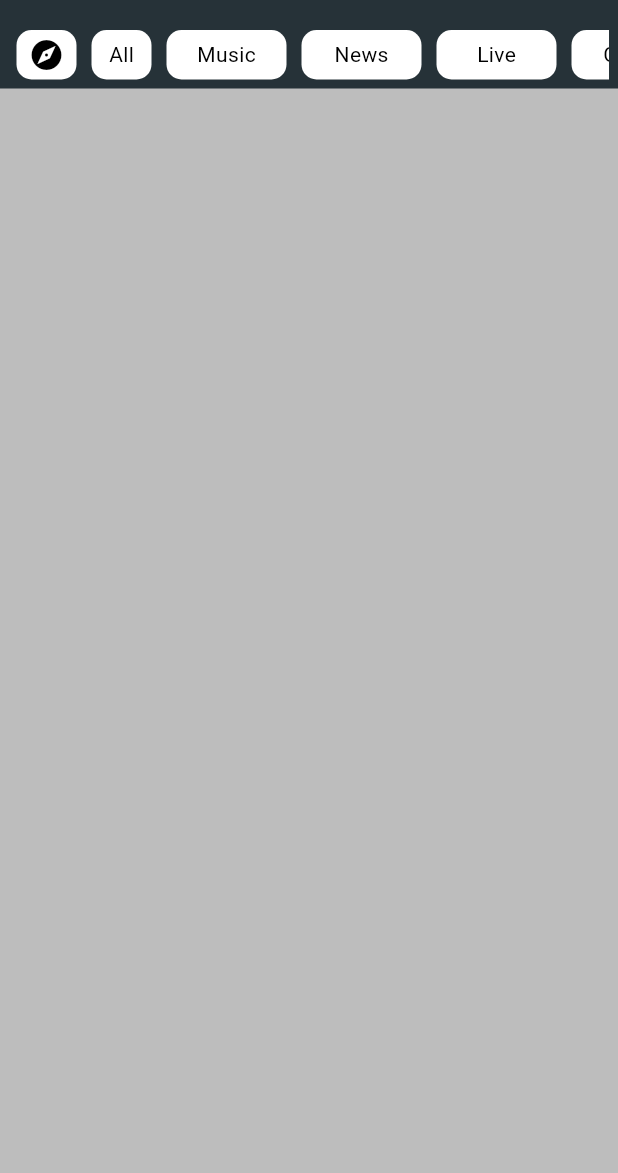
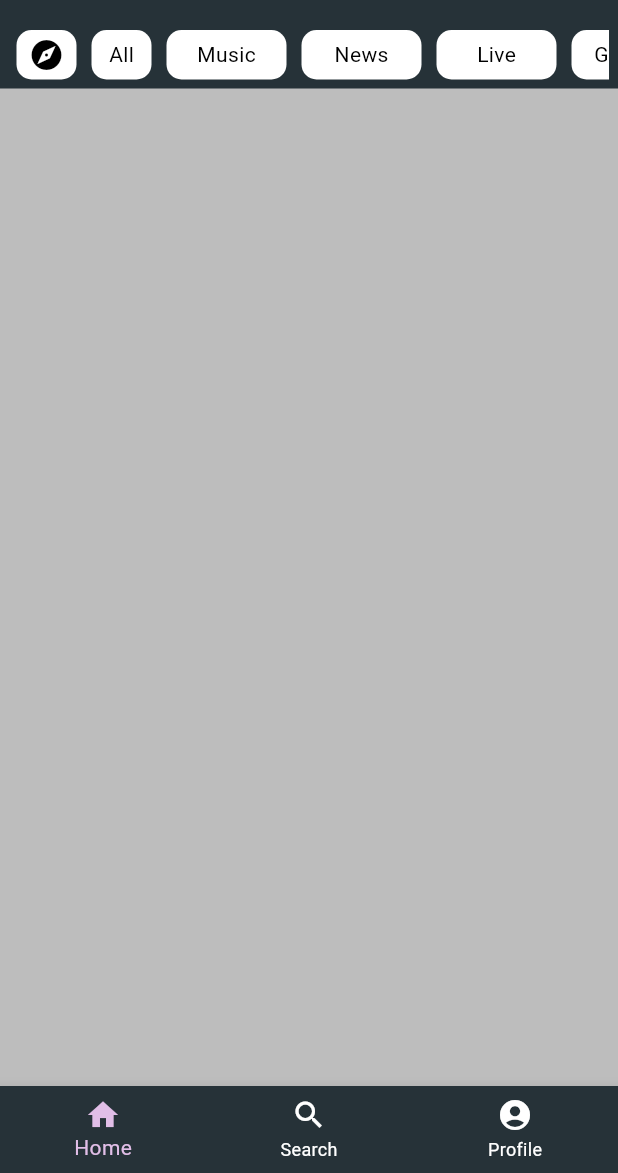
Before and after one commit to Puriice/ourtube, a Flutter app: the screen it shows after launch, on a phone screen of 412 x 824 dp, the part 63-1236 px from its top. Run offline on Flutter 3.47's test engine with Material 3 defaults, Android fonts, the phone set to English and light mode, and no system bars.

Commit message:
create layout buttom nav bar

```diff
--- a/lib/main.dart
+++ b/lib/main.dart
@@ -1,6 +1,7 @@
 import 'package:flutter/material.dart';
+import 'top_bar.dart';
+import 'second_top_bar.dart';
 import 'nav_bar.dart';
-import 'custom_nav_bar.dart'; // Import ContentContainer from separate file
 
 void main() {
   runApp(const MainApp());
@@ -18,22 +19,21 @@ class MainApp extends StatelessWidget {
       'Music',
       'News',
       'Live',
-      'Game',
-      'Cartoon'
+      'Gaming',
+      'Sport'
     ];
     List<double> sizes = [40, 40, 80, 80, 80, 80, 80];
+    const Color textColor = Colors.white;
+    var backgroundColor = Colors.blueGrey[900];
 
     return MaterialApp(
       title: appTitle,
+      debugShowCheckedModeBanner: false,
       home: Scaffold(
         backgroundColor: Colors.grey[400],
-        appBar: MyAppBar(
-          title: appTitle,
-        ),
-        body: ContentContainer(
-          titles: titles,
-          sizes: sizes,
-        ),
+        appBar: FirstTopBar(title: appTitle, color: textColor, bgColor:backgroundColor),
+        body: SecondTopBar(titles: titles, sizes: sizes, color: textColor, bgColor:backgroundColor),
+        bottomNavigationBar: NavBar(color: textColor, bgColor:backgroundColor),
       ),
     );
   }
--- a/lib/nav_bar.dart
+++ b/lib/nav_bar.dart
@@ -1,55 +1,36 @@
 import 'package:flutter/material.dart';
 
-class MyAppBar extends StatelessWidget implements PreferredSizeWidget {
-  final String title;
+class NavBar extends StatelessWidget {
+  final Color color;
+  final dynamic bgColor;
 
-  const MyAppBar({required this.title, Key? key}) : super(key: key);
+  const NavBar({
+    Key? key,
+    required this.color,
+    required this.bgColor,
+  }) : super(key: key);
 
   @override
   Widget build(BuildContext context) {
-    return AppBar(
-      backgroundColor: Colors.blueGrey[900],
-      title: Column(
-        children: [
-          Row(
-            children: [
-              IconButton(
-                icon: const Icon(Icons.play_circle_fill_rounded),
-                color: Colors.white,
-                onPressed: () {},
-              ),
-              Text(
-                title,
-                style: const TextStyle(
-                  color: Colors.white,
-                  fontWeight: FontWeight.bold,
-                ),
-              ),
-              const Spacer(),
-              IconButton(
-                icon: const Icon(Icons.add_alert),
-                color: Colors.white,
-                tooltip: 'Notifications',
-                onPressed: () {},
-              ),
-              IconButton(
-                icon: const Icon(Icons.search),
-                color: Colors.white,
-                tooltip: 'Search',
-                onPressed: () {},
-              ),
-              IconButton(
-                icon: const Icon(Icons.settings),
-                color: Colors.white,
-                onPressed: () {},
-              ),
-            ],
+    return BottomNavigationBar(
+        currentIndex: 0,
+        fixedColor: Colors.purple[100],
+        backgroundColor: bgColor,
+        unselectedItemColor: color,
+        items: const [
+          BottomNavigationBarItem(
+            label: "Home",
+            icon: Icon(Icons.home),
+          ),
+          BottomNavigationBarItem(
+            label: "Search",
+            icon: Icon(Icons.search),
+          ),
+          BottomNavigationBarItem(
+            label: "Profile",
+            icon: Icon(Icons.account_circle),
           ),
         ],
-      ),
-    );
+        onTap: (int indexOfItem) {});
   }
-
-  @override
-  Size get preferredSize => const Size.fromHeight(kToolbarHeight);
 }
--- a/lib/custom_nav_bar.dart
+++ b/lib/second_top_bar.dart
@@ -1,13 +1,17 @@
 import 'package:flutter/material.dart';
 
-class ContentContainer extends StatelessWidget {
+class SecondTopBar extends StatelessWidget {
   final List<String> titles;
   final List<double> sizes;
+  final Color color;
+  final dynamic bgColor;
 
-  const ContentContainer({
+  const SecondTopBar({
     Key? key,
     required this.titles,
     required this.sizes,
+    required this.color,
+    required this.bgColor,
   }) : super(key: key);
 
   @override
@@ -22,7 +26,7 @@ class ContentContainer extends StatelessWidget {
             height: 45,
             width: double.infinity,
             child: Container(
-              color: Colors.blueGrey[900],
+              color: bgColor,
               child: Padding(
                 padding: const EdgeInsets.all(6.0),
                 child: ListView.builder(
@@ -35,7 +39,7 @@ class ContentContainer extends StatelessWidget {
                         height: 35,
                         margin: const EdgeInsets.symmetric(horizontal: 5),
                         decoration: BoxDecoration(
-                          color: Colors.white,
+                          color: color,
                           borderRadius: BorderRadius.circular(10),
                         ),
                         child: Center(
@@ -49,7 +53,7 @@ class ContentContainer extends StatelessWidget {
                       height: 35,
                       margin: const EdgeInsets.symmetric(horizontal: 5),
                       decoration: BoxDecoration(
-                        color: Colors.white,
+                        color: color,
                         borderRadius: BorderRadius.circular(10),
                       ),
                       child: Center(
--- a/lib/top_bar.dart
+++ b/lib/top_bar.dart
@@ -1 +1,62 @@
 import 'package:flutter/material.dart';
+
+class FirstTopBar extends StatelessWidget implements PreferredSizeWidget {
+  final String title;
+  final Color color;
+  final dynamic bgColor;
+
+  const FirstTopBar(
+      {required this.title,
+      required this.color,
+      required this.bgColor,
+      Key? key})
+      : super(key: key);
+
+  @override
+  Widget build(BuildContext context) {
+    return AppBar(
+      backgroundColor: bgColor,
+      title: Column(
+        children: [
+          Row(
+            children: [
+              IconButton(
+                icon: const Icon(Icons.play_circle_fill_rounded),
+                color: color,
+                onPressed: () {},
+              ),
+              Text(
+                title,
+                style: TextStyle(
+                  color: color,
+                  fontWeight: FontWeight.bold,
+                ),
+              ),
+              const Spacer(),
+              IconButton(
+                icon: const Icon(Icons.add_alert),
+                color: color,
+                tooltip: 'Notifications',
+                onPressed: () {},
+              ),
+              IconButton(
+                icon: const Icon(Icons.search),
+                color: color,
+                tooltip: 'Search',
+                onPressed: () {},
+              ),
+              IconButton(
+                icon: const Icon(Icons.settings),
+                color: color,
+                onPressed: () {},
+              ),
+            ],
+          ),
+        ],
+      ),
+    );
+  }
+
+  @override
+  Size get preferredSize => const Size.fromHeight(kToolbarHeight);
+}
```
